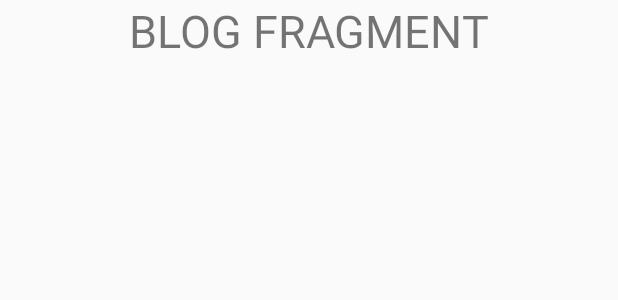
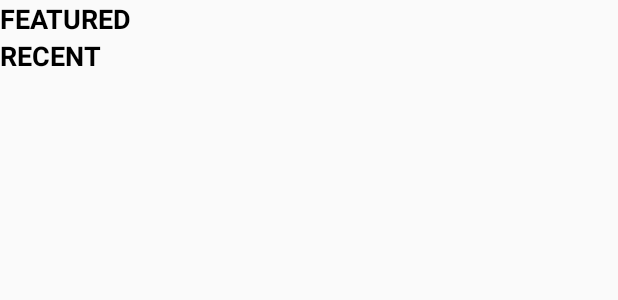
Before and after one commit to DanceBlueTech/app-danceblue-android, an Android app: the layout blog.xml on its own in the app's theme, with its tools: preview values and no code run, on a phone screen of 412 x 824 dp. Shown: the top 300 px of the screen. Run offline under Robolectric (Android 15) with nearby library versions, the phone set to English and light mode, and no system bars.

Commit message:
Continued development of Blog

```diff
--- a/app/src/main/java/com/example/danceblue/BlogItem.java
+++ b/app/src/main/java/com/example/danceblue/BlogItem.java
@@ -19,6 +19,7 @@ public class BlogItem implements Comparable<BlogItem>{
 
     public BlogItem (DataSnapshot dataSnapshot){
         isValid = true; //assume valid info passed until proved otherwise
+
         //read id
         Object tempId = dataSnapshot.child("id").getValue();
 
@@ -37,6 +38,7 @@ public class BlogItem implements Comparable<BlogItem>{
         id = (tempId != null) ? tempId.toString() : "";
         author = (tempAuthor != null) ? tempAuthor.toString() : "";
         title = (tempTitle != null) ? tempTitle.toString() : "";
+        imageURL = (tempImage != null) ? tempImage.toString() : "";
         String timestamp = (tempTimeStamp != null) ? tempTimeStamp.toString() : "";
 
         //check validity of each string created above before moving on
--- a/app/src/main/res/layout/blog.xml
+++ b/app/src/main/res/layout/blog.xml
@@ -1,20 +1,63 @@
 <?xml version="1.0" encoding="utf-8"?>
 
 <ScrollView xmlns:android="http://schemas.android.com/apk/res/android"
+    xmlns:app="http://schemas.android.com/apk/res-auto"
     android:layout_height="match_parent"
     android:layout_width="match_parent">
 
-<RelativeLayout
-    android:layout_width="match_parent"
-    android:layout_height="wrap_content">
+    <androidx.constraintlayout.widget.ConstraintLayout
+        android:id="@+id/constraintLayout"
+        android:layout_width="match_parent"
+        android:layout_height="wrap_content">
 
-    <TextView
-        android:layout_width="wrap_content"
-        android:layout_height="wrap_content"
-        android:text = "@string/blog_fragment"
-        android:textSize = "30sp"
-        android:layout_centerInParent="true"
-    />
+        <TextView
+            style="@style/TitleFont"
+            android:id="@+id/featuredTV"
+            android:text="@string/featured"
+            android:layout_width="wrap_content"
+            android:layout_height="wrap_content"
+            app:layout_constraintBottom_toTopOf="@id/featruedLL"
+            app:layout_constraintHorizontal_bias="0.0"
+            app:layout_constraintLeft_toLeftOf="parent"
+            app:layout_constraintRight_toRightOf="parent"
+            app:layout_constraintTop_toTopOf="parent"/>
 
-</RelativeLayout>
+        <LinearLayout
+            android:id="@+id/featruedLL"
+            android:layout_width="match_parent"
+            android:layout_height="wrap_content"
+            android:orientation="vertical"
+            app:layout_constraintBottom_toTopOf="@id/recentTV"
+            app:layout_constraintLeft_toLeftOf="parent"
+            app:layout_constraintRight_toRightOf="parent"
+            app:layout_constraintTop_toBottomOf="@id/featuredTV">
+
+        </LinearLayout>
+
+        <TextView
+            style="@style/TitleFont"
+            android:id="@+id/recentTV"
+            android:layout_width="wrap_content"
+            android:layout_height="wrap_content"
+            android:text="@string/recent"
+            app:layout_constraintBottom_toTopOf="@id/recentLL"
+            app:layout_constraintHorizontal_bias="0.0"
+            app:layout_constraintLeft_toLeftOf="parent"
+            app:layout_constraintRight_toRightOf="parent"
+            app:layout_constraintTop_toBottomOf="@id/featruedLL"/>
+
+        <LinearLayout
+            android:id="@+id/recentLL"
+            android:layout_width="match_parent"
+            android:layout_height="wrap_content"
+            android:orientation="vertical"
+            app:layout_constraintBottom_toBottomOf="parent"
+            app:layout_constraintLeft_toLeftOf="parent"
+            app:layout_constraintRight_toRightOf="parent"
+            app:layout_constraintTop_toBottomOf="@id/recentTV">
+
+        </LinearLayout>
+
+
+    </androidx.constraintlayout.widget.ConstraintLayout>
 </ScrollView>
--- a/app/src/main/res/values/strings.xml
+++ b/app/src/main/res/values/strings.xml
@@ -24,4 +24,6 @@
     <string name="faq">FAQs</string>
     <string name="this_week">THIS WEEK</string>
     <string name="coming_up">COMING UP</string>
+    <string name="featured">FEATURED</string>
+    <string name="recent">RECENT</string>
 </resources>
```
Also changed, not shown: app/src/main/java/com/example/danceblue/blog.java (+25 -0 lines), app/src/main/res/layout/events.xml (+8 -20 lines), 2 other files.
